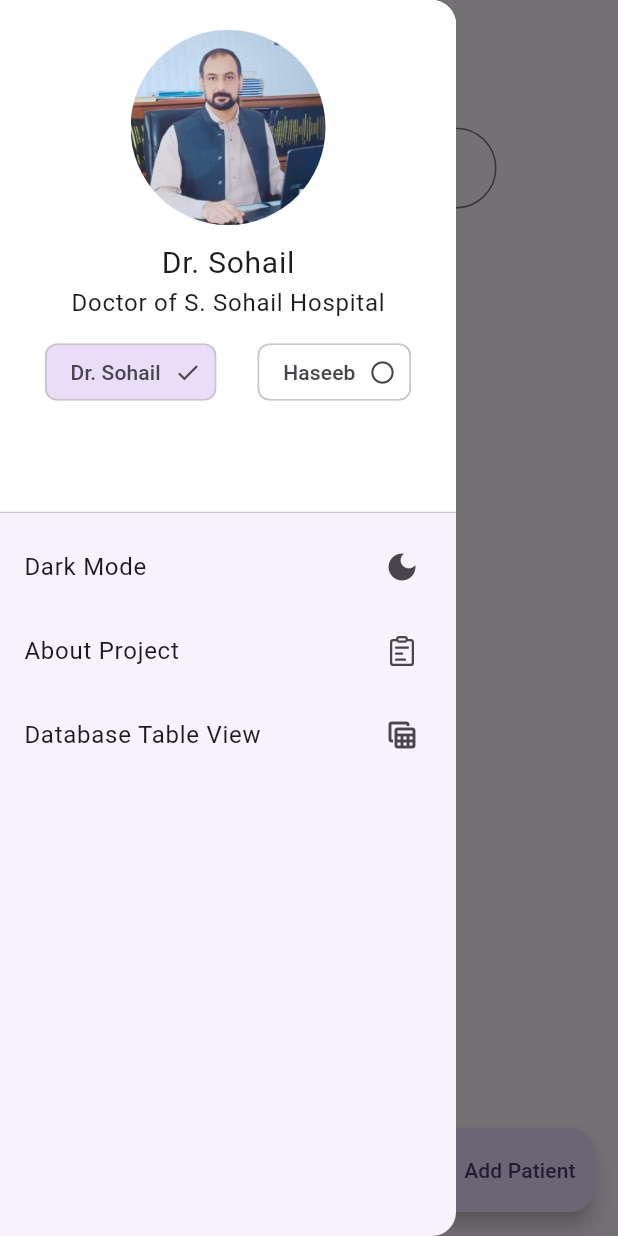
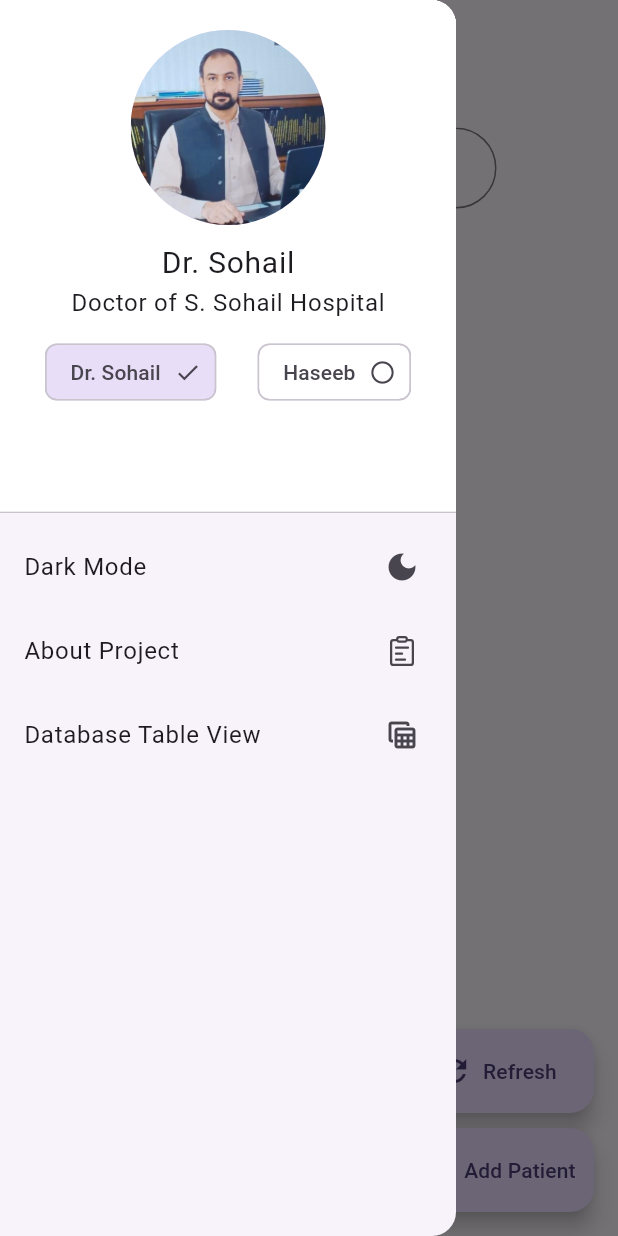
Before and after one commit to HaseebKahn365/s_sohail, a Flutter app: the screen it shows after launch, with the side drawer open, on a phone screen of 412 x 824 dp. Run offline on Flutter 3.47's test engine with Material 3 defaults, Android fonts, the phone set to English and light mode, and no system bars; our stand-ins replace fluentui_system_icons, flutter_animate, flutter_riverpod, sqflite; accounts and stored records are empty.

Commit message:
added the refresh button

```diff
--- a/lib/main.dart
+++ b/lib/main.dart
@@ -164,6 +164,8 @@ class _HomeScreenState extends State<HomeScreen> {
   //creating a selected Doctor
   late DatabaseDoctor selectedDoctor;
 
+  //method to refresh the screen
+
   //list for special Doctors
 
   Future<void> bigFuture() async {
@@ -199,10 +201,15 @@ class _HomeScreenState extends State<HomeScreen> {
   TextEditingController searchTermController = TextEditingController();
   bool isFirstTime = true;
 
+  void RefreshTheScreen() {
+    setState(() {});
+  }
+
   @override
   Widget build(BuildContext context) {
     return
         //if first time display a circular progress indicator with 2 seconds delay
+
         (isFirstTime)
             ? Scaffold(
                 body: Center(
@@ -447,7 +454,29 @@ class _HomeScreenState extends State<HomeScreen> {
                     )
                   ],
                 ),
-                floatingActionButton: SizedBox(
+                floatingActionButton: Column(
+                  mainAxisAlignment: MainAxisAlignment.end,
+                  children: [
+                    //add another floating action button for refreshing the screen
+                    SizedBox(
+                      width: 130,
+                      child: FloatingActionButton(
+                        onPressed: () {
+                          RefreshTheScreen();
+                        },
+                        child: Row(
+                          mainAxisAlignment: MainAxisAlignment.center,
+                          children: <Widget>[
+                            Icon(Icons.refresh), // replace with your icon
+                            Text('  Refresh'),
+                          ],
+                        ),
+                      ),
+                    ),
+                    const SizedBox(
+                      height: 10,
+                    ),
+                    SizedBox(
                       width: 130,
                       child: FloatingActionButton(
                         onPressed: () async {
@@ -525,6 +554,8 @@ class _HomeScreenState extends State<HomeScreen> {
                         ),
                       ),
                     ),
+                  ],
+                ),
               );
   }
 }
```
Also changed, not shown: lib/screens/patient_screen.dart (+0 -9 lines). Lines whose indentation alone changed are shown as unchanged.
